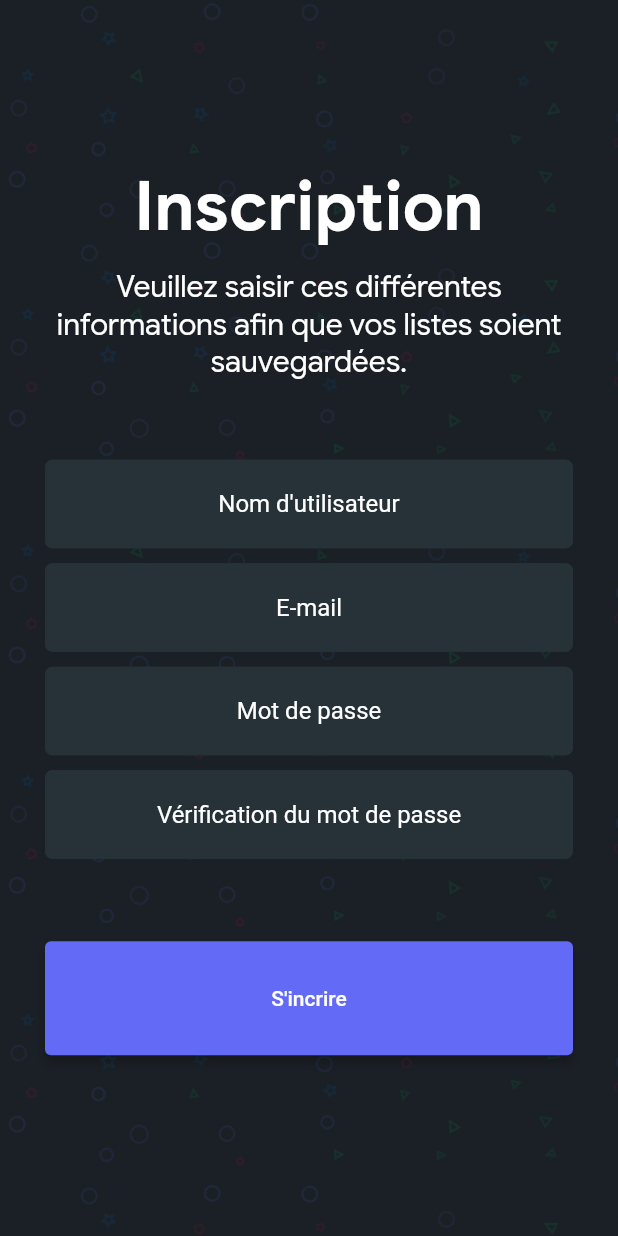
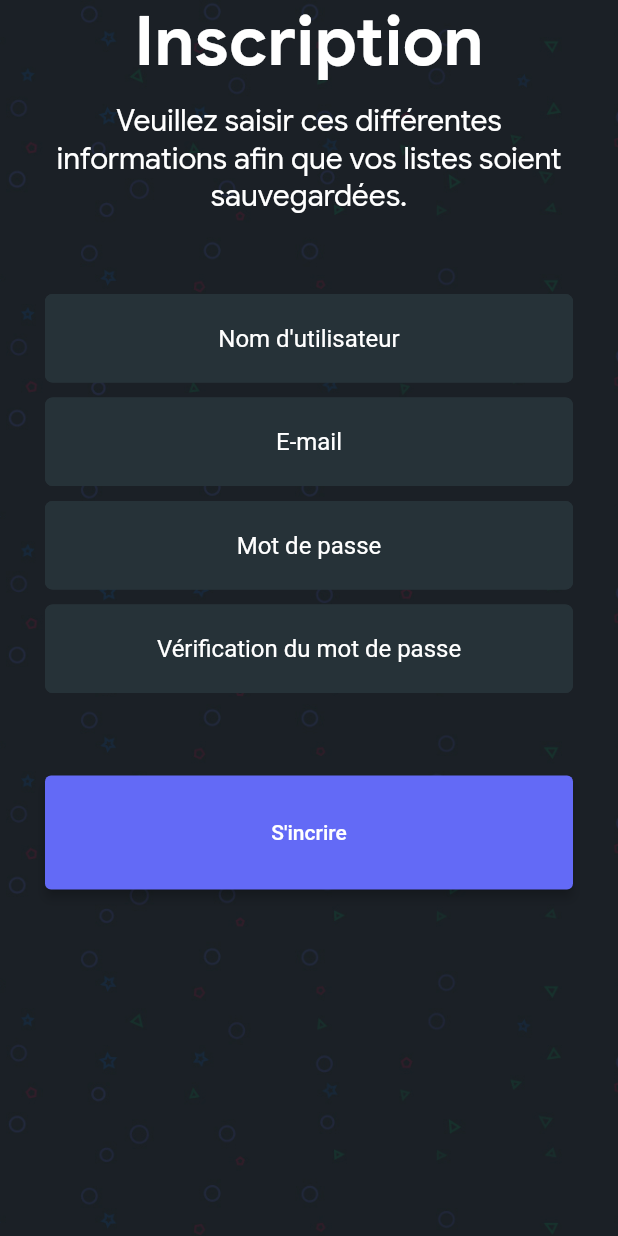
Before and after one commit to dydelu/steamappproject, a Flutter app: the screen it shows after launch, after a tap on "Créer un nouveau compte", on a phone screen of 412 x 824 dp. Run offline on Flutter 3.47's test engine with Material 2 defaults, Android fonts, the phone set to English and light mode, and no system bars; our stand-ins replace bloc, firebase_auth, firebase_core, firebase_database, flutter_bloc, flutter_svg; accounts and stored records are empty; network calls fail.

Commit message:
Projet Done

```diff
--- a/lib/home.dart
+++ b/lib/home.dart
@@ -72,19 +72,20 @@ class _LoginScreenState extends State<LoginScreen> {
 
     return Scaffold(
       body: Container(
-        decoration: const BoxDecoration(
+          decoration: const BoxDecoration(
             image: DecorationImage(
           image: AssetImage('assets/images/bg.jpg'),
           fit: BoxFit.cover,
         )),
-        child: Column(
-          mainAxisAlignment: MainAxisAlignment.center,
+        child: ListView(
+         // mainAxisAlignment: MainAxisAlignment.center,
           children: <Widget>[
             Padding(
               padding: const EdgeInsets.only(
                 left: 30,
                 right: 30,
                 bottom: 25,
+                top: 50,
               ),
               child: Container(
                 alignment: Alignment.center,
@@ -222,26 +223,6 @@ class _LoginScreenState extends State<LoginScreen> {
                 },
               ),
             ),
-            Container(
-              width: double.infinity,
-              margin: const EdgeInsets.only(
-                  bottom: 10, top: 15, left: 30, right: 30),
-              child: ElevatedButton(
-                style: ElevatedButton.styleFrom(
-                    backgroundColor: c2, //background color of button
-                    elevation: 3, //elevation of button
-                    padding:
-                        const EdgeInsets.all(30) //content padding inside button
-                    ),
-                child: const Text('ADMIN'),
-                onPressed: () {
-                  Navigator.push(
-                    context,
-                    MaterialPageRoute(builder: (context) => const Accueil()),
-                  );
-                },
-              ),
-            ),
           ],
         ),
       ),
--- a/lib/inscription.dart
+++ b/lib/inscription.dart
@@ -56,8 +56,8 @@ class _InscriptionLoginState extends State<Inscription> {
             fit: BoxFit.cover,
           ),
         ),
-        child: Column(
-          mainAxisAlignment: MainAxisAlignment.center,
+        child: ListView(
+          //mainAxisAlignment: MainAxisAlignment.center,
           children: <Widget>[
             Padding(
               padding: const EdgeInsets.only(
@@ -161,6 +161,7 @@ class _InscriptionLoginState extends State<Inscription> {
               child: TextField(
                 controller: _passwordTextController,
                 textAlign: TextAlign.center,
+                obscureText: true,
                 style: const TextStyle(color: Colors.white),
                 decoration: InputDecoration(
                   enabledBorder: OutlineInputBorder(
@@ -188,6 +189,7 @@ class _InscriptionLoginState extends State<Inscription> {
               padding: const EdgeInsets.only(bottom: 40, left: 30, right: 30),
               child: TextField(
                 textAlign: TextAlign.center,
+                style: const TextStyle(color: Colors.white),
                 obscureText: true,
                 decoration: InputDecoration(
                   enabledBorder: OutlineInputBorder(
```
Also changed, not shown: lib/accueil.dart (+8 -1 lines), lib/jeu.dart (+8 -1 lines), lib/likes.dart (+16 -2 lines), lib/recherche.dart (+16 -2 lines), lib/wishlist.dart (+16 -2 lines).
